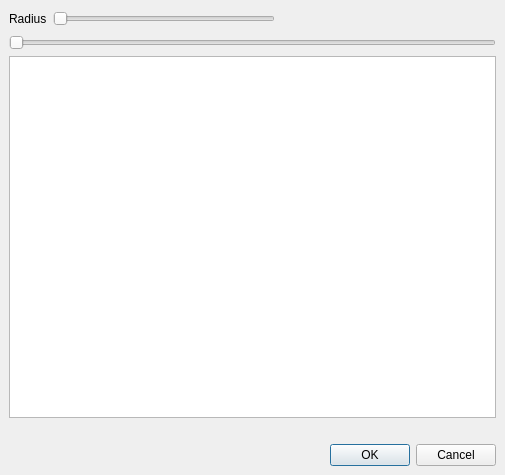
First picture: the form in avidemux_plugins/ADM_videoFilters6/blur/qt4/blur.ui, repository mean00/avidemux2, before the edit.
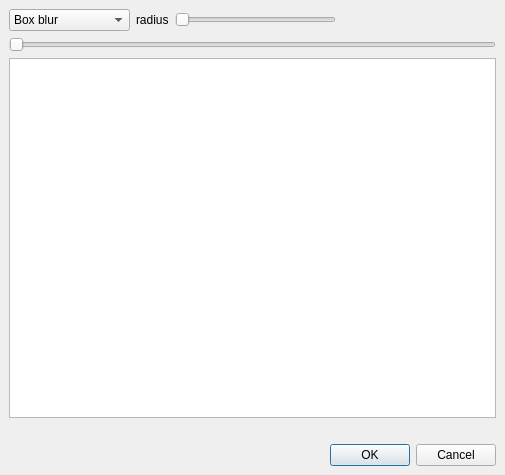
Second picture: the form after the edit. Custom widgets are drawn as their Qt base class.

Commit message: [blur] Add Box blur, and a 2 pass Gauss mode

```diff
--- a/avidemux_plugins/ADM_videoFilters6/blur/qt4/blur.ui
+++ b/avidemux_plugins/ADM_videoFilters6/blur/qt4/blur.ui
@@ -70,14 +70,14 @@
    </item>
    <item row="2" column="0" rowspan="2" colspan="4">
     <layout class="QGridLayout" name="gridLayout">
-     <item row="0" column="0">
+     <item row="0" column="1">
       <widget class="QLabel" name="label">
        <property name="text">
-        <string>Radius</string>
+        <string>radius</string>
        </property>
       </widget>
      </item>
-     <item row="0" column="2">
+     <item row="0" column="3">
       <spacer>
        <property name="orientation">
         <enum>Qt::Horizontal</enum>
@@ -90,7 +90,7 @@
        </property>
       </spacer>
      </item>
-     <item row="0" column="1">
+     <item row="0" column="2">
       <widget class="ADM_SliderIndicator" name="horizontalSliderRadius">
        <property name="minimum">
         <number>1</number>
@@ -106,6 +106,25 @@
        </property>
       </widget>
      </item>
+     <item row="0" column="0">
+      <widget class="QComboBox" name="comboBoxAlgorithm">
+       <item>
+        <property name="text">
+         <string>Box blur</string>
+        </property>
+       </item>
+       <item>
+        <property name="text">
+         <string>Near Gaussian</string>
+        </property>
+       </item>
+       <item>
+        <property name="text">
+         <string>Gaussian 2 pass</string>
+        </property>
+       </item>
+      </widget>
+     </item>
     </layout>
    </item>
   </layout>
```
Left out of the diff: 1 changed line with no effect on the pictures. The commit also changes 8 other files.
